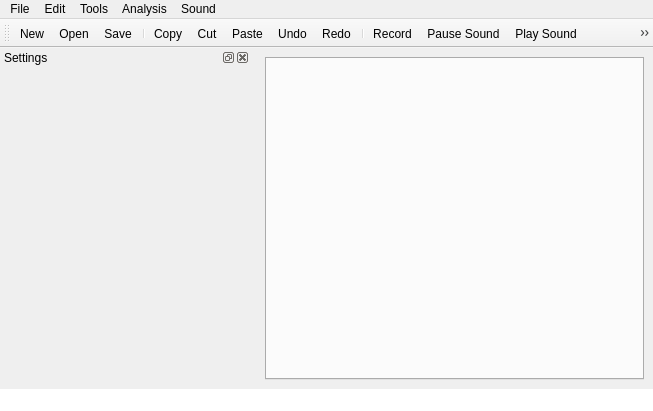
The window that Graphic_Interface/UI_Files/MainWindow.ui (ECMora/SoundLab) describes before a commit, drawn with Qt 5.
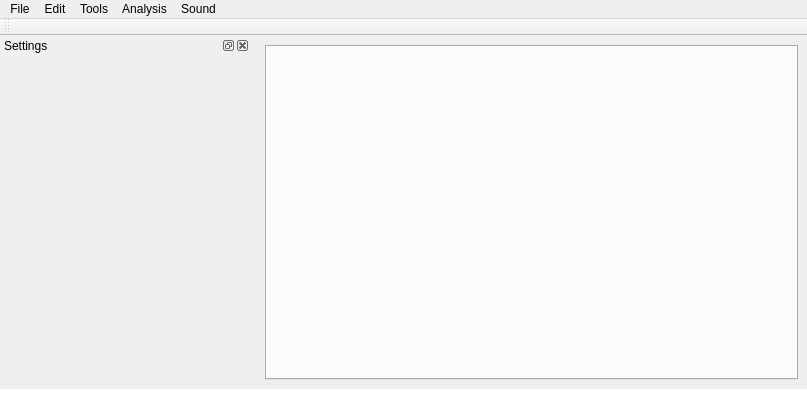
The same window after the commit. Icons and pictures are not drawn. Custom widgets are drawn as their Qt base class.

Commit message: Add Toolbar customization to allow show hide group of actions

The edit to the form file:
```diff
--- a/Graphic_Interface/UI_Files/MainWindow.ui
+++ b/Graphic_Interface/UI_Files/MainWindow.ui
@@ -9,7 +9,7 @@
    <rect>
     <x>0</x>
     <y>0</y>
-    <width>653</width>
+    <width>807</width>
     <height>411</height>
    </rect>
   </property>
@@ -53,7 +53,7 @@
     <rect>
      <x>0</x>
      <y>0</y>
-     <width>653</width>
+     <width>807</width>
      <height>21</height>
     </rect>
    </property>
@@ -278,35 +278,6 @@
    <attribute name="toolBarBreak">
     <bool>false</bool>
    </attribute>
-   <addaction name="actionNew"/>
-   <addaction name="actionOpen"/>
-   <addaction name="actionSave"/>
-   <addaction name="separator"/>
-   <addaction name="actionCopy"/>
-   <addaction name="actionCut"/>
-   <addaction name="actionPaste"/>
-   <addaction name="actionUndo"/>
-   <addaction name="actionRedo"/>
-   <addaction name="separator"/>
-   <addaction name="actionRecord"/>
-   <addaction name="actionPause_Sound"/>
-   <addaction name="actionPlay_Sound"/>
-   <addaction name="actionStop_Sound"/>
-   <addaction name="separator"/>
-   <addaction name="actionZoomIn"/>
-   <addaction name="actionZoom_out"/>
-   <addaction name="actionZoom_out_entire_file"/>
-   <addaction name="separator"/>
-   <addaction name="actionCombined"/>
-   <addaction name="actionOscilogram"/>
-   <addaction name="actionSpectogram"/>
-   <addaction name="actionOneDimensionalTransformation"/>
-   <addaction name="separator"/>
-   <addaction name="actionSettings"/>
-   <addaction name="actionSegmentation_And_Clasification"/>
-   <addaction name="actionFile_Up"/>
-   <addaction name="actionFile_Down"/>
-   <addaction name="actionSignalName"/>
   </widget>
   <action name="actionOpen">
    <property name="icon">
@@ -891,6 +862,13 @@
   </action>
   <zorder>dock_settings</zorder>
  </widget>
+ <customwidgets>
+  <customwidget>
+   <class>SoundLabToolBarWidget</class>
+   <extends>QToolBar</extends>
+   <header>graphic_interface.widgets.SoundLabToolBar</header>
+  </customwidget>
+ </customwidgets>
  <resources>
   <include location="resources/icons.qrc"/>
  </resources>
```
Left out of the diff: 2 changed lines with no effect on the pictures. The commit also changes 5 other files.
